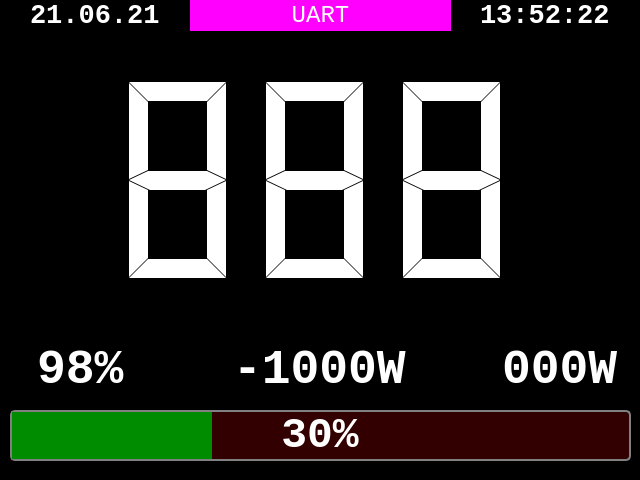
Before: the Qt Designer form ui.layouts/main_window_lite_640x480.ui in mark99i/vesc-display, drawn with Qt 5.
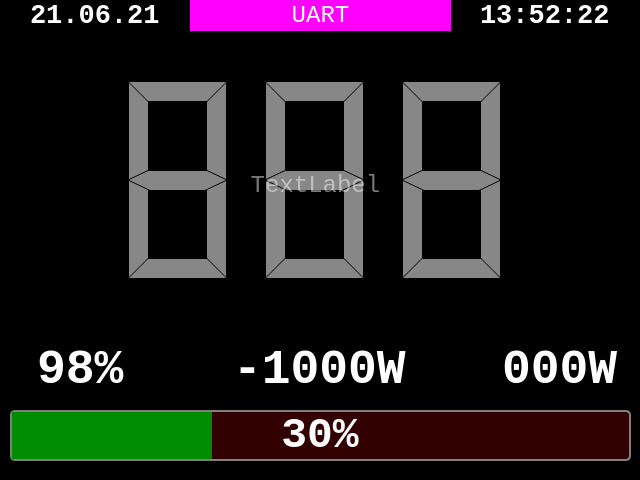
After: the same form once the commit is applied.

Commit message: improved gui lite, added session info on speed < 4kmh, added session info from start

```diff
--- a/ui.layouts/main_window_lite_640x480.ui
+++ b/ui.layouts/main_window_lite_640x480.ui
@@ -359,6 +359,57 @@
      <bool>true</bool>
     </property>
    </widget>
+   <widget class="QLabel" name="settings_button">
+    <property name="geometry">
+     <rect>
+      <x>560</x>
+      <y>40</y>
+      <width>61</width>
+      <height>61</height>
+     </rect>
+    </property>
+    <property name="text">
+     <string>TextLabel</string>
+    </property>
+   </widget>
+   <widget class="QLabel" name="session_description">
+    <property name="geometry">
+     <rect>
+      <x>100</x>
+      <y>50</y>
+      <width>431</width>
+      <height>271</height>
+     </rect>
+    </property>
+    <property name="font">
+     <font>
+      <family>Consolas</family>
+      <pointsize>18</pointsize>
+     </font>
+    </property>
+    <property name="cursor">
+     <cursorShape>BlankCursor</cursorShape>
+    </property>
+    <property name="styleSheet">
+     <string notr="true">color: rgba(255, 255, 255, 120);
+background: rgba(0,0,0,120);</string>
+    </property>
+    <property name="frameShape">
+     <enum>QFrame::StyledPanel</enum>
+    </property>
+    <property name="frameShadow">
+     <enum>QFrame::Plain</enum>
+    </property>
+    <property name="lineWidth">
+     <number>3</number>
+    </property>
+    <property name="text">
+     <string>TextLabel</string>
+    </property>
+    <property name="alignment">
+     <set>Qt::AlignCenter</set>
+    </property>
+   </widget>
   </widget>
  </widget>
  <resources/>
```
Left out of the diff: 6 changed lines with no effect on the pictures. The commit also changes 8 other files.
